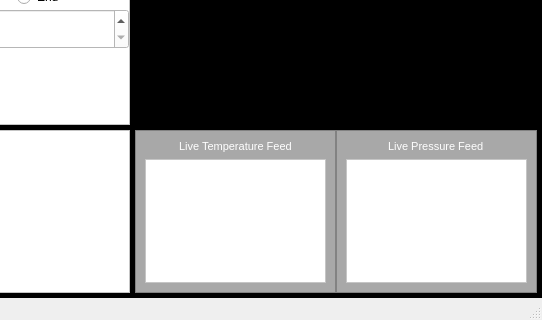
First picture: the form in Ground Station/groundstation.ui, repository Stoked-Embers/SHC-RoverTeam-3, before the edit; both pictures show x 407 to 949 and y 167 to 487 of the 949 by 487 pixel window.
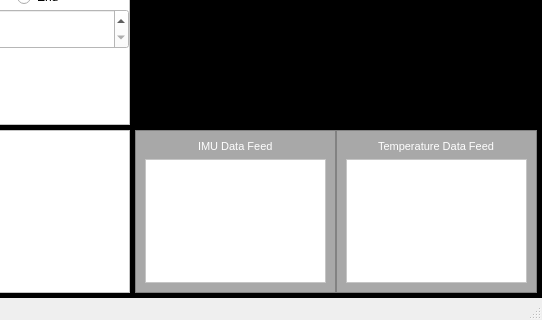
Second picture: the form after the edit. Icons and pictures are not drawn.

Commit message: fixed labels for imu and temp, removed user's ability to set globalMotorSpeed = -1

```diff
--- a/Ground Station/groundstation.ui
+++ b/Ground Station/groundstation.ui
@@ -485,7 +485,7 @@
         </property>
         <layout class="QGridLayout" name="gridLayout_5">
          <item row="0" column="0" alignment="Qt::AlignHCenter">
-          <widget class="QLabel" name="temperatureLabel">
+          <widget class="QLabel" name="imuLabel">
            <property name="sizePolicy">
             <sizepolicy hsizetype="Expanding" vsizetype="Expanding">
              <horstretch>0</horstretch>
@@ -501,12 +501,12 @@
             <string notr="true">color: rgb(255, 255, 255)</string>
            </property>
            <property name="text">
-            <string>Live Temperature Feed</string>
+            <string>IMU Data Feed</string>
            </property>
           </widget>
          </item>
          <item row="1" column="0">
-          <widget class="QTextEdit" name="temperatureDisplay">
+          <widget class="QTextEdit" name="imuDisplay">
            <property name="styleSheet">
             <string notr="true">background-color: rgb(255, 255, 255);</string>
            </property>
@@ -553,7 +553,7 @@
         </property>
         <layout class="QGridLayout" name="gridLayout_6">
          <item row="0" column="0" alignment="Qt::AlignHCenter">
-          <widget class="QLabel" name="pressureLabel">
+          <widget class="QLabel" name="temperatureLabel">
            <property name="sizePolicy">
             <sizepolicy hsizetype="Expanding" vsizetype="Expanding">
              <horstretch>0</horstretch>
@@ -569,12 +569,12 @@
             <string notr="true">color: rgb(255, 255, 255)</string>
            </property>
            <property name="text">
-            <string>Live Pressure Feed</string>
+            <string>Temperature Data Feed</string>
            </property>
           </widget>
          </item>
          <item row="1" column="0">
-          <widget class="QTextEdit" name="pressureDisplay">
+          <widget class="QTextEdit" name="temperatureDisplay">
            <property name="styleSheet">
             <string notr="true">background-color: rgb(255, 255, 255);</string>
            </property>
```
Left out of the diff: 4 changed lines with no effect on the pictures. The commit also changes 2 other files.
